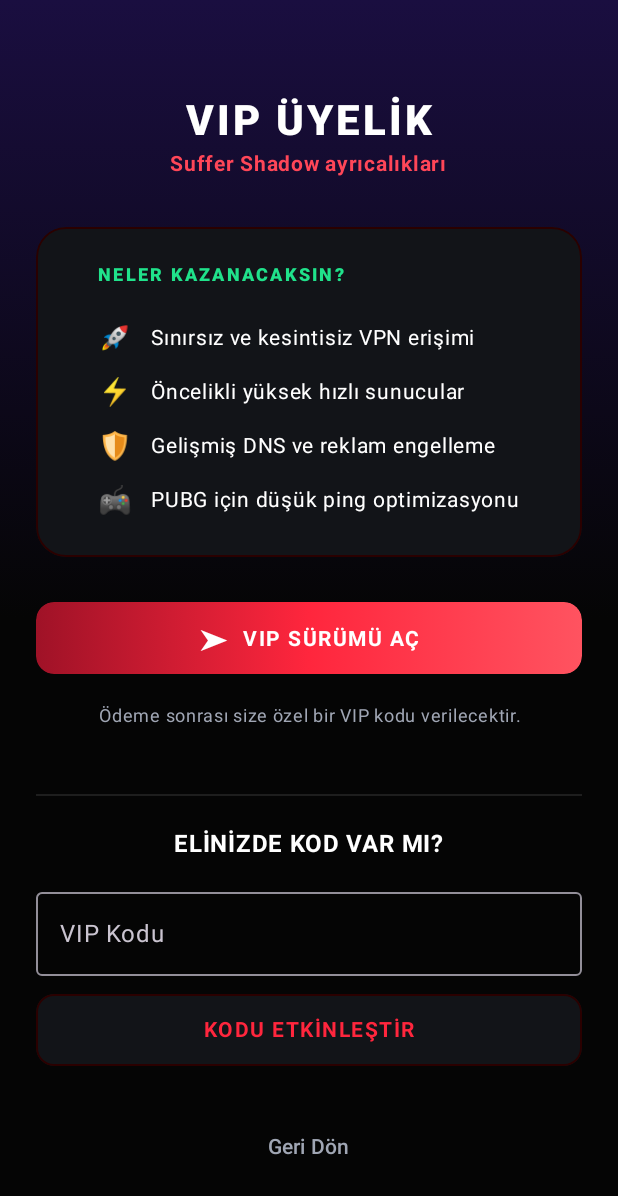
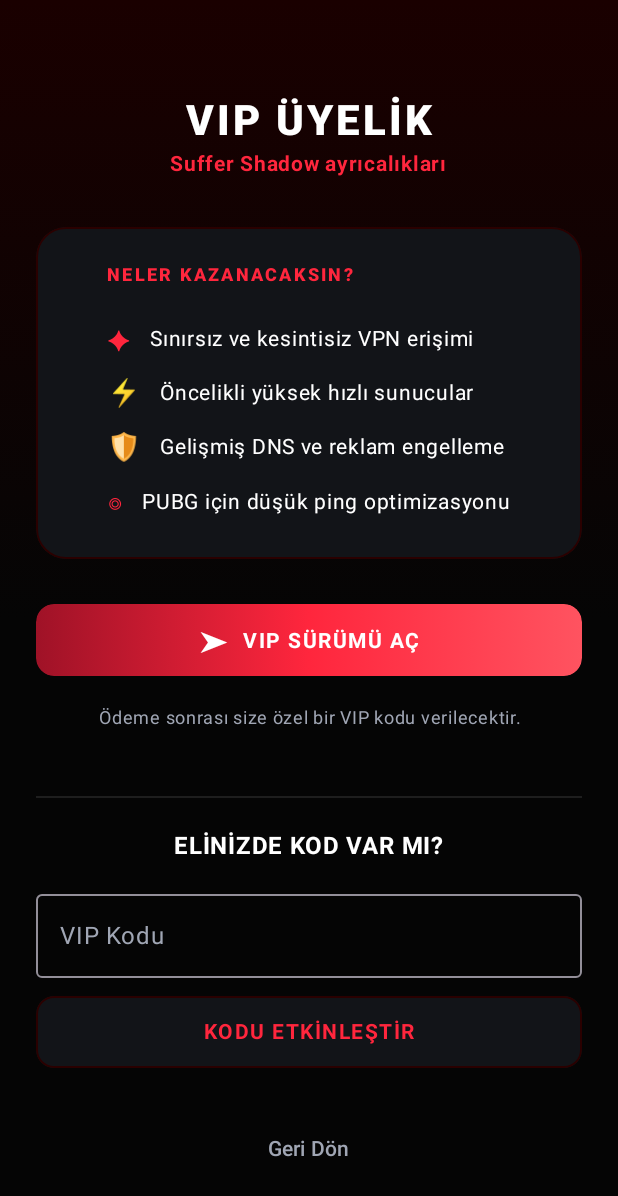
Before and after one commit to suffer-20msAPK/Suffer-Shadow, an Android app built with Jetpack Compose: the screen it shows after launch (MainActivity), after a tap on "BAĞLAN", on a phone screen of 412 x 824 dp. Shown: the top 1196 px of the screen. Run offline under Robolectric (Android 15) with nearby library versions, the phone set to English and light mode, and no system bars; network calls fail; pictures from the network do not load.

Commit message:
Update VipScreen.kt

```diff
--- a/app/src/main/java/com/suffershadow/vpn/VipScreen.kt
+++ b/app/src/main/java/com/suffershadow/vpn/VipScreen.kt
@@ -51,34 +51,38 @@ fun VipScreen(
     Column(
         modifier = Modifier
             .fillMaxSize()
-            .background(Brush.verticalGradient(listOf(Color(0xFF1A0E40), BgDark, BgDark)))
+            // Arka plan rengi tam siyah ve üstten hafif kırmızı gradient
+            .background(Brush.verticalGradient(listOf(Color(0xFF1A0000), ShadowBgDark, ShadowBgDark)))
             .verticalScroll(rememberScrollState())
             .padding(24.dp),
         horizontalAlignment = Alignment.CenterHorizontally
     ) {
         Spacer(Modifier.height(40.dp))
+
+        // Başlık
         Text("VIP ÜYELİK", color = Color.White, fontSize = 28.sp, fontWeight = FontWeight.Black, letterSpacing = 2.sp)
-        Text("Suffer Shadow ayrıcalıkları", color = PurpleLight, fontSize = 14.sp, fontWeight = FontWeight.Bold)
+        Text("Suffer Shadow ayrıcalıkları", color = ShadowRedNeon, fontSize = 14.sp, fontWeight = FontWeight.Bold)
 
         Spacer(Modifier.height(30.dp))
 
         // Avantajlar Kartı
         AnimatedSurface(
             modifier = Modifier.fillMaxWidth(),
-            color = CardBg,
+            color = ShadowCardBg,
             shape = RoundedCornerShape(20.dp)
         ) {
             Column(Modifier.padding(20.dp)) {
-                Text("NELER KAZANACAKSIN?", color = AccentGreen, fontSize = 12.sp, fontWeight = FontWeight.Black, letterSpacing = 1.5.sp)
+                Text("NELER KAZANACAKSIN?", color = ShadowRedNeon, fontSize = 12.sp, fontWeight = FontWeight.Black, letterSpacing = 1.5.sp)
                 Spacer(Modifier.height(12.dp))
-                VipFeature("🚀", "Sınırsız ve kesintisiz VPN erişimi")
+
+                // Emoji yerine profesyonel metin/sembol görünümü
+                VipFeature("✦", "Sınırsız ve kesintisiz VPN erişimi")
                 VipFeature("⚡", "Öncelikli yüksek hızlı sunucular")
-                VipFeature("🛡️", "Gelişmiş DNS ve reklam engelleme")
-                VipFeature("🎮", "PUBG için düşük ping optimizasyonu")
+                VipFeature("🛡", "Gelişmiş DNS ve reklam engelleme")
+                VipFeature("◎", "PUBG için düşük ping optimizasyonu")
             }
         }
-
-        Spacer(Modifier.height(30.dp))
+                Spacer(modifier = Modifier.height(30.dp))
 
         // Telegram Satın Alma Butonu
         NeonButton(
@@ -96,30 +100,30 @@ fun VipScreen(
             leading = "➤"
         )
 
-        Spacer(Modifier.height(16.dp))
+        Spacer(modifier = Modifier.height(16.dp))
 
         Text(
             "Ödeme sonrası size özel bir VIP kodu verilecektir.",
             color = TextMuted, fontSize = 12.sp, textAlign = TextAlign.Center
         )
 
-        Spacer(Modifier.height(40.dp))
+        Spacer(modifier = Modifier.height(40.dp))
         Box(Modifier.fillMaxWidth().height(1.dp).background(Color.White.copy(alpha = 0.1f)))
-        Spacer(Modifier.height(20.dp))
+        Spacer(modifier = Modifier.height(20.dp))
 
         // Redeem Kodu Girişi
         Text("ELİNİZDE KOD VAR MI?", color = Color.White, fontSize = 16.sp, fontWeight = FontWeight.Bold)
-        Spacer(Modifier.height(12.dp))
+        Spacer(modifier = Modifier.height(12.dp))
 
         OutlinedTextField(
             value = code,
             onValueChange = { code = it.uppercase(java.util.Locale.US).filter { c -> c.isLetterOrDigit() || c == '-' } },
-            label = { Text("VIP Kodu") },
-            placeholder = { Text("SHADOW-XXXX-XXXX") },
+            label = { Text("VIP Kodu", color = TextMuted) },
+            placeholder = { Text("SHADOW-XXXX-XXXX", color = TextMuted.copy(alpha = 0.5f)) },
             singleLine = true,
             modifier = Modifier.fillMaxWidth()
         )
-        Spacer(Modifier.height(12.dp))
+        Spacer(modifier = Modifier.height(12.dp))
 
         NeonButton(
             text = if (isLoading) "Doğrulanıyor..." else "KODU ETKİNLEŞTİR",
@@ -148,30 +152,29 @@ fun VipScreen(
         )
 
         if (message.isNotEmpty()) {
-            Spacer(Modifier.height(12.dp))
-            Text(message, color = if (isError) RedSoft else AccentGreen, fontSize = 13.sp, textAlign = TextAlign.Center)
+            Spacer(modifier = Modifier.height(12.dp))
+            Text(message, color = if (isError) ShadowRedNeon else AccentGreen, fontSize = 13.sp, textAlign = TextAlign.Center)
         }
 
         if (vipEndDate != null) {
-            Spacer(Modifier.height(20.dp))
+            Spacer(modifier = Modifier.height(20.dp))
             Text(
                 "VIP Bitiş Tarihi: ${vipEndDate!!.substringBefore("T")}",
-                color = PurpleLight, fontSize = 14.sp, fontWeight = FontWeight.Bold
+                color = ShadowRedNeon, fontSize = 14.sp, fontWeight = FontWeight.Bold
             )
         }
 
-        Spacer(Modifier.height(30.dp))
+        Spacer(modifier = Modifier.height(30.dp))
         TextButton(onClick = onDismiss) {
             Text("Geri Dön", color = TextMuted)
         }
     }
 }
-
 @Composable
 private fun VipFeature(icon: String, text: String) {
     Row(Modifier.padding(vertical = 6.dp), verticalAlignment = Alignment.CenterVertically) {
-        Text(icon, fontSize = 18.sp)
-        Spacer(Modifier.width(12.dp))
+        Text(icon, fontSize = 18.sp, color = ShadowRedNeon)
+        Spacer(modifier = Modifier.width(12.dp))
         Text(text, color = Color.White, fontSize = 14.sp)
     }
 }
```
